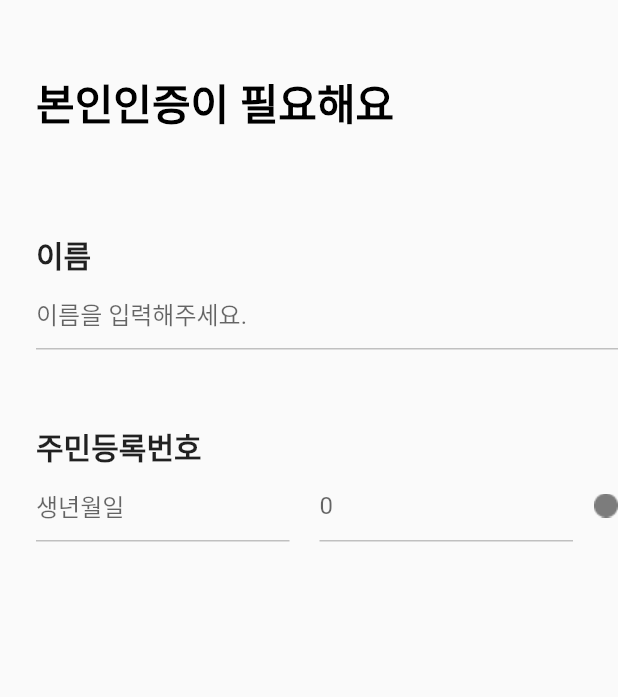
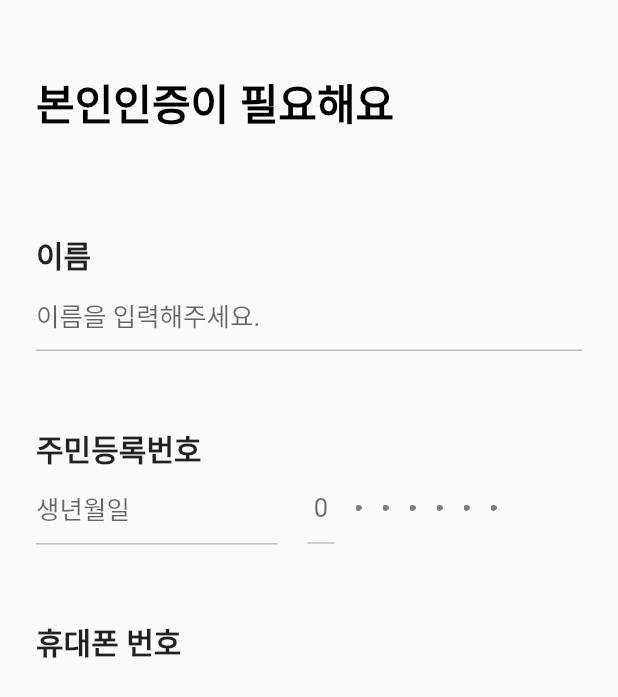
Before and after one commit to Club-PARD/Team-Appsolutely, a Flutter app: the Join1 screen opened directly, on a phone screen of 412 x 824 dp. Shown: the top 697 px of the screen. Run offline on Flutter 3.47's test engine with Material 2 defaults, Android fonts, the phone set to English and light mode, and no system bars; our stand-ins replace animated_splash_screen, carousel_slider, cloud_firestore, firebase_auth, firebase_core, flutter_screenutil and 3 more; accounts and stored records are empty; Roboto replaces fonts that are missing (Pretendard).

Commit message:
join&widget

```diff
--- a/lib/Screen/Join/Join.dart
+++ b/lib/Screen/Join/Join.dart
@@ -16,12 +16,11 @@ class _Join1State extends State<Join1> {
   final PhoNumcontroller = TextEditingController();
   final gendercontroller = TextEditingController();
 
-
   @override
   Widget build(BuildContext context) {
     return Scaffold(
       body: Padding(
-        padding: const EdgeInsets.fromLTRB(24, 48, 0, 0),
+        padding: const EdgeInsets.fromLTRB(24, 48, 24, 0),
         child: Column(
           crossAxisAlignment: CrossAxisAlignment.start,
           children: [
@@ -31,14 +30,37 @@ class _Join1State extends State<Join1> {
             MyTextField(contents: '이름을 입력해주세요.', controller: namecontroller),
             const SizedBox(height: 50),
             Text('주민등록번호', style: Title5Style()),
-             Row(children: [
-                 Flexible(child: MyTextField(contents: '생년월일', controller: registNumcontroller)),
-                 SizedBox(width: 20),
-                 Flexible(child: MyTextField(contents: '0', controller: gendercontroller)),
-                 SizedBox(width: 14),
-                //  MyWidget().Dot()
-                Image.asset('assets/img/Dot.png')
-              ],),
+            Row(
+              children: [
+                SizedBox(
+                    width: 161,
+                    child: Flexible(
+                        child: MyTextField(
+                            contents: '생년월일',
+                            controller: registNumcontroller))),
+                SizedBox(width: 20),
+                SizedBox(
+                    width: 18,
+                    child: Flexible(
+                        child:
+                            MyWidget().TextFieldCenter('0', gendercontroller))),
+                SizedBox(width: 14),
+                MyWidget().Dot(),
+                SizedBox(width: 14),
+                MyWidget().Dot(),
+                SizedBox(width: 14),
+                MyWidget().Dot(),
+                SizedBox(width: 14),
+                MyWidget().Dot(),
+                SizedBox(width: 14),
+                MyWidget().Dot(),
+                SizedBox(width: 14),
+                MyWidget().Dot(),
+                SizedBox(width: 35),
+              ],
+            ),
+            const SizedBox(height: 50),
+            Text('휴대폰 번호', style: Title5Style()),
           ],
         ),
       ),
--- a/lib/utils/widget.dart
+++ b/lib/utils/widget.dart
@@ -24,6 +24,7 @@ class MyTextField extends StatelessWidget {
         focusedBorder: const UnderlineInputBorder(
           borderSide: BorderSide(color: Colors.black),
         ),
+        hintStyle: Body1Style(),
         border: const UnderlineInputBorder(
           borderSide: BorderSide(color: Color(0XFF2145FF)),
         ),
@@ -77,6 +78,27 @@ class LoginButton extends StatelessWidget {
 class MyWidget {
 
   Widget Dot(){
-    return Image.asset('assets/img/dot.png');
+    return  Image.asset('assets/img/Dot.png',height: 4, width: 4);
   }
+
+  Widget TextFieldCenter(contents,controller){
+    return TextFormField(
+      textAlign: TextAlign.center,
+      controller: controller,
+      decoration: InputDecoration(
+        hintText: contents,
+        enabledBorder: const UnderlineInputBorder(
+          borderSide: BorderSide(color: Color(0XFFC0C0C0)),
+        ),
+        focusedBorder: const UnderlineInputBorder(
+          borderSide: BorderSide(color: Colors.black),
+        ),
+        hintStyle: Body1Style(),
+        border: const UnderlineInputBorder(
+          borderSide: BorderSide(color: Color(0XFF2145FF)),
+        ),
+      ),
+    );
+  }
+
 }
```
